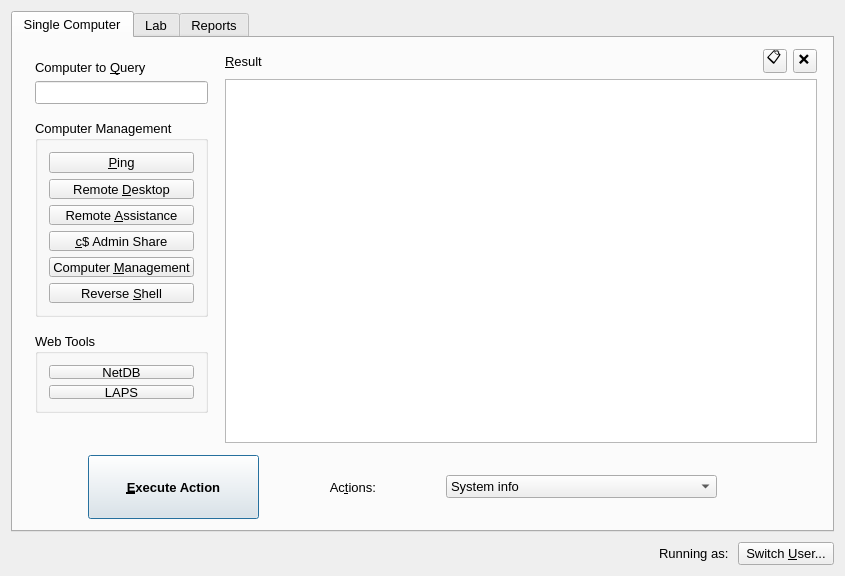
This is mainwindow.ui in garlic-os/computer-status-neo as Qt 5 draws it before an edit. The edited form follows.
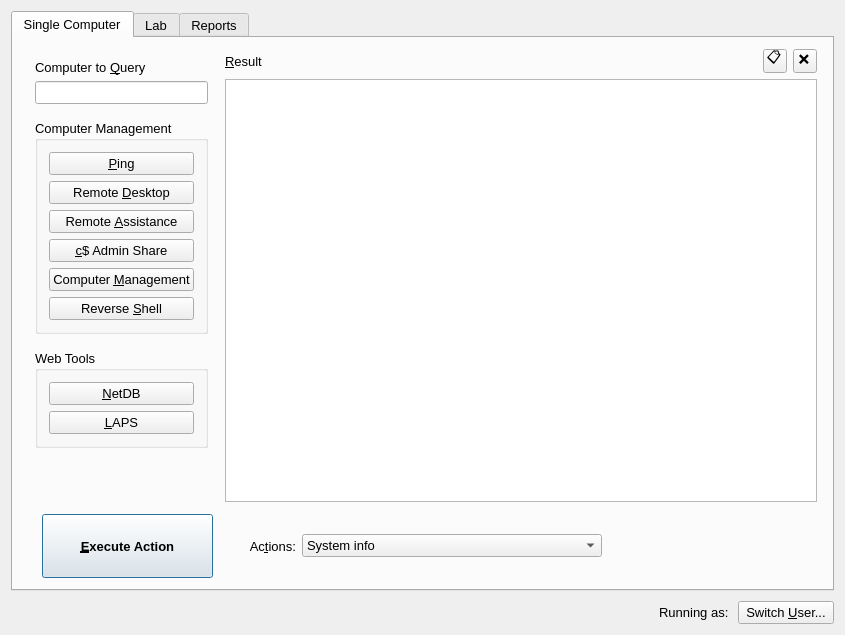
This is the edited form. Icons and pictures are not drawn.

Commit message:
Fix centered action bar and mis-sized buttons
FINALLY figured out how to align that stinking bar left. I tried so many things that aligned it left in Qtcreator but still kept it centered in the real application. You gotta set the spacer to Expanding and give it 0 width. idk. forget this

The edit to the form file:
```diff
--- a/mainwindow.ui
+++ b/mainwindow.ui
@@ -7,9 +7,21 @@
     <x>0</x>
     <y>0</y>
     <width>845</width>
-    <height>576</height>
+    <height>635</height>
    </rect>
   </property>
+  <property name="sizePolicy">
+   <sizepolicy hsizetype="Preferred" vsizetype="Preferred">
+    <horstretch>0</horstretch>
+    <verstretch>0</verstretch>
+   </sizepolicy>
+  </property>
+  <property name="minimumSize">
+   <size>
+    <width>0</width>
+    <height>0</height>
+   </size>
+  </property>
   <property name="font">
    <font>
     <pointsize>10</pointsize>
@@ -124,7 +136,7 @@
                <property name="minimumSize">
                 <size>
                  <width>0</width>
-                 <height>197</height>
+                 <height>0</height>
                 </size>
                </property>
                <property name="title">
@@ -221,6 +233,22 @@
                   </property>
                  </widget>
                 </item>
+                <item>
+                 <spacer name="verticalSpacer_2">
+                  <property name="orientation">
+                   <enum>Qt::Vertical</enum>
+                  </property>
+                  <property name="sizeType">
+                   <enum>QSizePolicy::Minimum</enum>
+                  </property>
+                  <property name="sizeHint" stdset="0">
+                   <size>
+                    <width>20</width>
+                    <height>0</height>
+                   </size>
+                  </property>
+                 </spacer>
+                </item>
                </layout>
               </widget>
              </item>
@@ -235,7 +263,7 @@
                <property name="minimumSize">
                 <size>
                  <width>0</width>
-                 <height>80</height>
+                 <height>0</height>
                 </size>
                </property>
                <property name="title">
@@ -272,9 +300,31 @@
                  </widget>
                 </item>
                 <item>
-                 <spacer name="verticalSpacer_2">
+                 <spacer name="verticalSpacer_3">
                   <property name="orientation">
                    <enum>Qt::Vertical</enum>
+                  </property>
+                  <property name="sizeType">
+                   <enum>QSizePolicy::Minimum</enum>
+                  </property>
+                  <property name="sizeHint" stdset="0">
+                   <size>
+                    <width>20</width>
+                    <height>0</height>
+                   </size>
+                  </property>
+                 </spacer>
+                </item>
+               </layout>
+              </widget>
+             </item>
+             <item>
+              <spacer name="verticalSpacer_4">
+               <property name="orientation">
+                <enum>Qt::Vertical</enum>
+               </property>
+               <property name="sizeType">
+                <enum>QSizePolicy::Expanding</enum>
                   </property>
                   <property name="sizeHint" stdset="0">
                    <size>
@@ -288,25 +338,6 @@
               </widget>
              </item>
              <item>
-              <spacer name="verticalSpacer">
-               <property name="orientation">
-                <enum>Qt::Vertical</enum>
-               </property>
-               <property name="sizeType">
-                <enum>QSizePolicy::Expanding</enum>
-               </property>
-               <property name="sizeHint" stdset="0">
-                <size>
-                 <width>20</width>
-                 <height>999999</height>
-                </size>
-               </property>
-              </spacer>
-             </item>
-            </layout>
-           </widget>
-          </item>
-          <item>
            <layout class="QVBoxLayout" name="mainRight">
             <property name="spacing">
              <number>6</number>
@@ -406,7 +437,10 @@
         <item>
          <layout class="QHBoxLayout" name="actionsBar">
           <property name="spacing">
-           <number>6</number>
+           <number>36</number>
+          </property>
+          <property name="leftMargin">
+           <number>18</number>
           </property>
           <property name="topMargin">
            <number>6</number>
@@ -418,7 +452,7 @@
            <widget class="QPushButton" name="buttonExecuteAction">
             <property name="sizePolicy">
              <sizepolicy hsizetype="Preferred" vsizetype="Preferred">
-              <horstretch>0</horstretch>
+              <horstretch>1</horstretch>
               <verstretch>0</verstretch>
              </sizepolicy>
             </property>
@@ -459,6 +493,11 @@
            </widget>
           </item>
           <item>
+           <layout class="QHBoxLayout" name="horizontalLayout">
+            <property name="leftMargin">
+             <number>0</number>
+            </property>
+            <item>
            <widget class="QLabel" name="labelActions">
             <property name="maximumSize">
              <size>
@@ -488,6 +527,12 @@
               <verstretch>0</verstretch>
              </sizepolicy>
             </property>
+              <property name="minimumSize">
+               <size>
+                <width>300</width>
+                <height>0</height>
+               </size>
+              </property>
             <property name="maximumSize">
              <size>
               <width>271</width>
@@ -577,16 +622,34 @@
            </widget>
           </item>
           <item>
+             <spacer name="horizontalSpacer_2">
+              <property name="orientation">
+               <enum>Qt::Horizontal</enum>
+              </property>
+              <property name="sizeType">
+               <enum>QSizePolicy::Minimum</enum>
+              </property>
+              <property name="sizeHint" stdset="0">
+               <size>
+                <width>0</width>
+                <height>20</height>
+               </size>
+              </property>
+             </spacer>
+            </item>
+           </layout>
+          </item>
+          <item>
            <spacer name="horizontalSpacer">
             <property name="orientation">
              <enum>Qt::Horizontal</enum>
             </property>
             <property name="sizeType">
-             <enum>QSizePolicy::Preferred</enum>
+             <enum>QSizePolicy::Expanding</enum>
             </property>
             <property name="sizeHint" stdset="0">
              <size>
-              <width>40</width>
+              <width>0</width>
               <height>20</height>
              </size>
             </property>
```
Left out of the diff: 19 changed lines with no effect on the pictures. Lines whose indentation alone changed are shown as unchanged. The commit also changes 1 other file.
